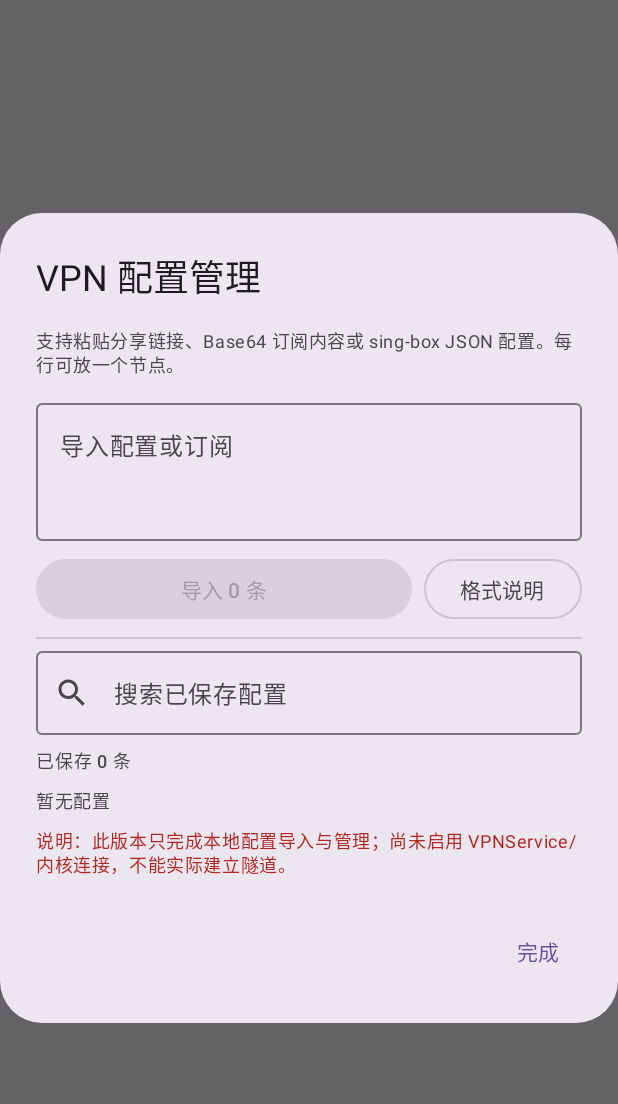
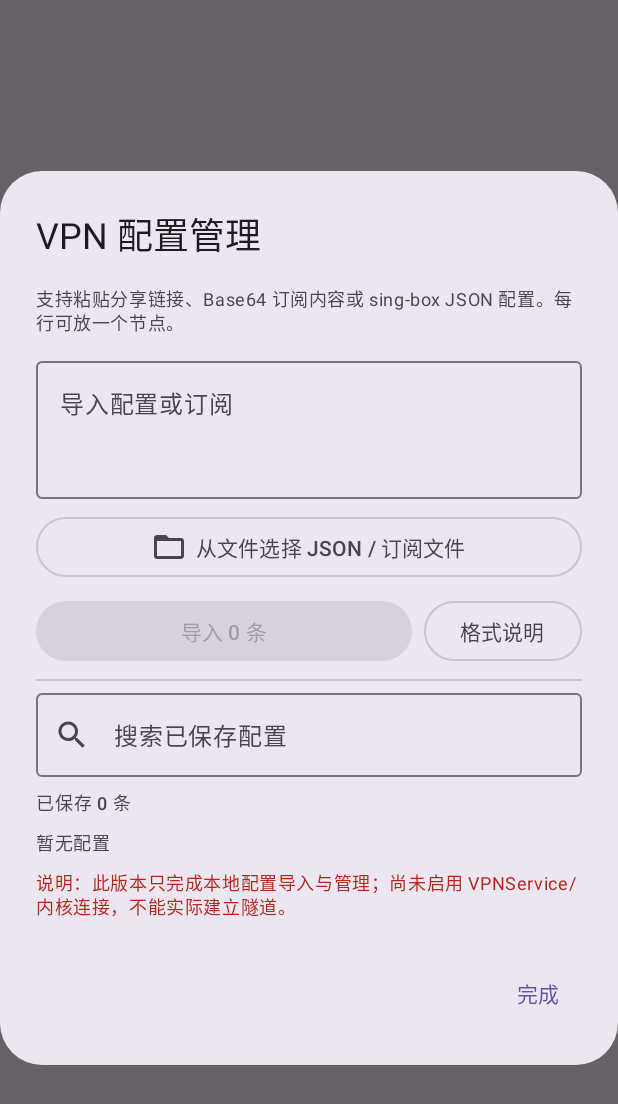
Before and after one commit to avm089/ThreePlatformCheckin, an Android app built with Jetpack Compose: the composable VpnLinksDialog called with empty values, on a phone screen of 412 x 824 dp. Shown: the top 1104 px of the screen. Run offline under Robolectric (Android 15) with nearby library versions, the phone set to English and light mode, and no system bars; pictures from the network do not load; 1 statement that could not run was skipped.

Commit message:
Add VPN config file import

```diff
--- a/app/src/main/java/com/webbox/app/MainActivity.kt
+++ b/app/src/main/java/com/webbox/app/MainActivity.kt
@@ -927,6 +927,21 @@ private fun expandVpnImport(raw: String): List<String> {
 private fun VpnLinksDialog(links: List<String>, onSave: (List<String>) -> Unit, onDismiss: () -> Unit) {
     val context = LocalContext.current
     var importText by remember { mutableStateOf("") }
+    val configPicker = rememberLauncherForActivityResult(ActivityResultContracts.OpenDocument()) { uri ->
+        if (uri != null) {
+            try {
+                val content = context.contentResolver.openInputStream(uri)?.bufferedReader()?.use { it.readText() }.orEmpty()
+                if (content.isNotBlank()) {
+                    importText = listOf(importText, content).filter { it.isNotBlank() }.joinToString("\n")
+                    Toast.makeText(context, "配置文件已载入，点击导入保存", Toast.LENGTH_SHORT).show()
+                } else {
+                    Toast.makeText(context, "文件内容为空", Toast.LENGTH_SHORT).show()
+                }
+            } catch (e: Exception) {
+                Toast.makeText(context, "读取失败：${e.message}", Toast.LENGTH_LONG).show()
+            }
+        }
+    }
     var filter by remember { mutableStateOf("") }
     var showHelp by remember { mutableStateOf(false) }
     val imported = remember(importText) { expandVpnImport(importText) }
@@ -946,6 +961,14 @@ private fun VpnLinksDialog(links: List<String>, onSave: (List<String>) -> Unit,
                     minLines = 3,
                     maxLines = 6
                 )
+                OutlinedButton(
+                    onClick = { configPicker.launch(arrayOf("application/json", "text/*", "application/octet-stream")) },
+                    modifier = Modifier.fillMaxWidth()
+                ) {
+                    Icon(Icons.Default.FolderOpen, contentDescription = null)
+                    Spacer(Modifier.width(6.dp))
+                    Text("从文件选择 JSON / 订阅文件")
+                }
                 Row(horizontalArrangement = Arrangement.spacedBy(8.dp)) {
                     Button(
                         onClick = {
```
